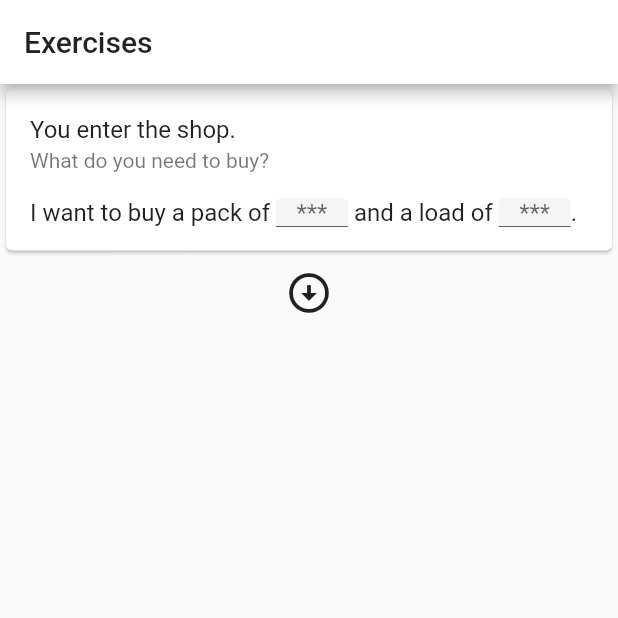
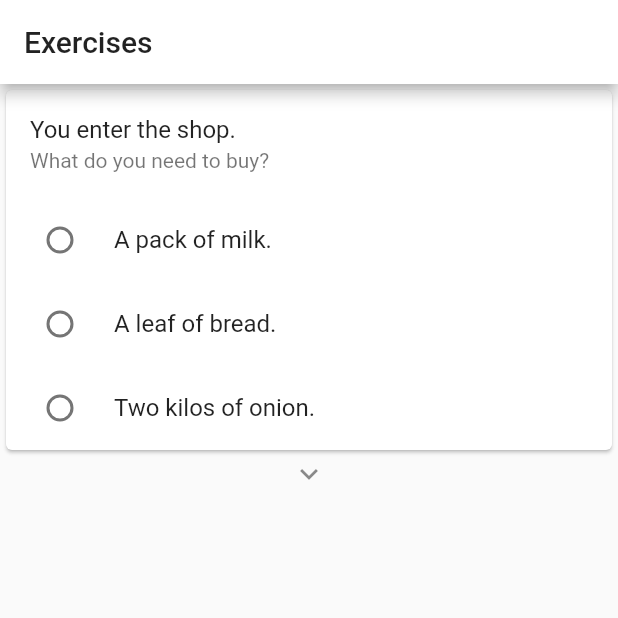
Before and after one commit to aabounegm/phrase_recorder, a Flutter app: the screen it shows after launch, on a phone screen of 412 x 824 dp, the top half of it. Run offline on Flutter 3.47's test engine with Material 2 defaults, Android fonts, the light colour scheme and no system bars; our stand-ins replace cloud_firestore, firebase_core, firebase_storage, permission_handler, pull_to_refresh, shared_preferences and 1 more; missing offline and left inert: flutter_archive, flutter_sound; accounts and stored records are empty.

Commit message:
Add example

```diff
--- a/lib/scenario/scenario_page.dart
+++ b/lib/scenario/scenario_page.dart
@@ -21,8 +21,14 @@ class _ScenarioPageState extends State<ScenarioPage> {
       'start': Node(
         text: 'You enter the shop.',
         question: 'What do you need to buy?',
-        type: 'typing',
-        exercise: 'I want to buy a pack of ### and a load of ###.',
+        // type: 'typing',
+        // exercise: 'I want to buy a pack of ### and a load of ###.',
+        type: 'choice',
+        exercise: [
+          Option('milk', 'A pack of milk.'),
+          Option('bread', 'A leaf of bread.'),
+          Option('onion', 'Two kilos of onion.'),
+        ],
         state: 'product',
         transitions: [
           Transition(
```
